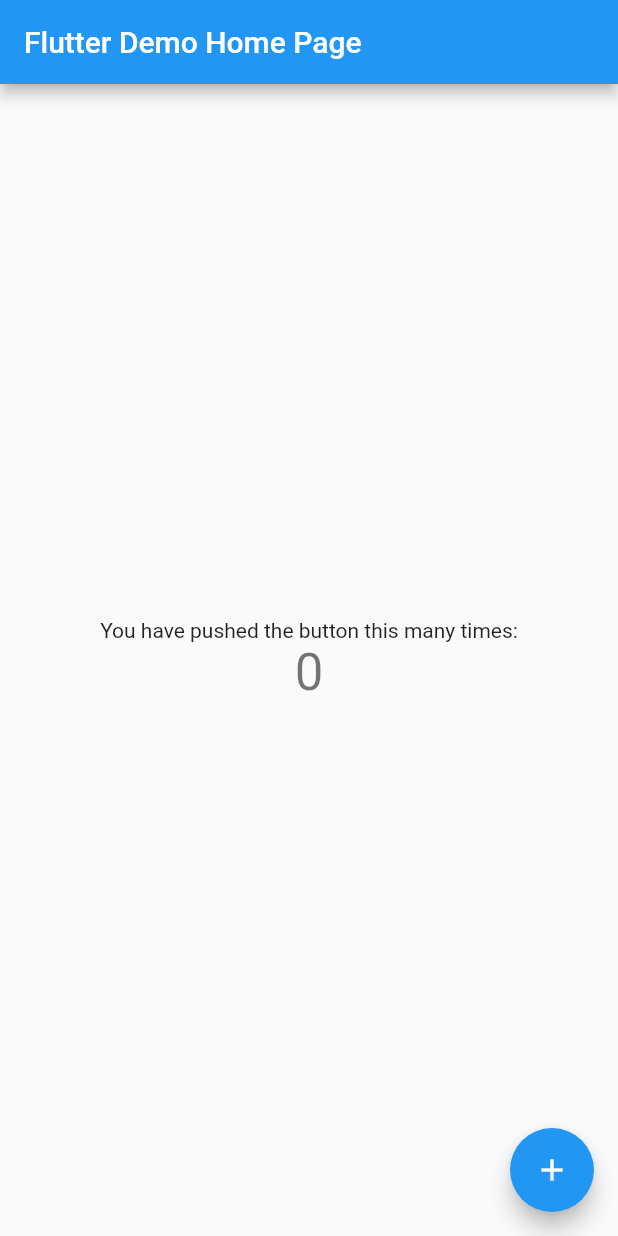
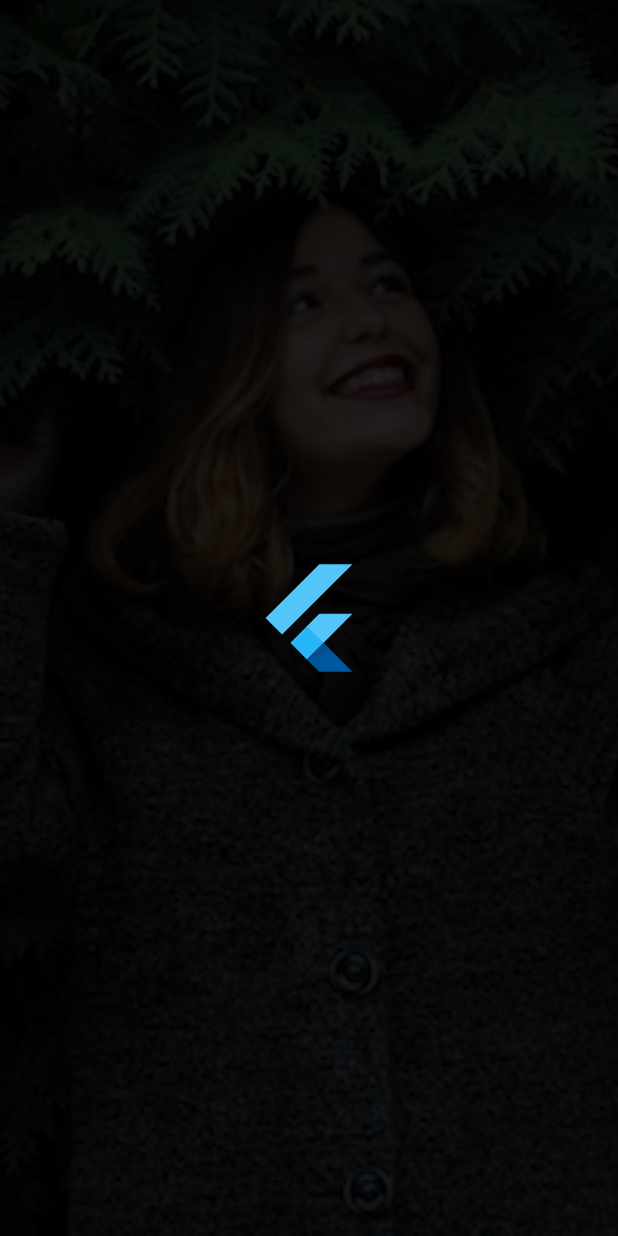
Before and after one commit to manishmeshram51/loginpage, a Flutter app: the screen it shows after launch, on a phone screen of 412 x 824 dp. Run offline on Flutter 3.47's test engine with Material 2 defaults, Android fonts, the phone set to English and light mode, and no system bars.

Commit message:
added image

```diff
--- a/lib/main.dart
+++ b/lib/main.dart
@@ -5,113 +5,40 @@ void main() {
 }
 
 class MyApp extends StatelessWidget {
-  // This widget is the root of your application.
   @override
   Widget build(BuildContext context) {
     return MaterialApp(
-      title: 'Flutter Demo',
-      theme: ThemeData(
-        // This is the theme of your application.
-        //
-        // Try running your application with "flutter run". You'll see the
-        // application has a blue toolbar. Then, without quitting the app, try
-        // changing the primarySwatch below to Colors.green and then invoke
-        // "hot reload" (press "r" in the console where you ran "flutter run",
-        // or simply save your changes to "hot reload" in a Flutter IDE).
-        // Notice that the counter didn't reset back to zero; the application
-        // is not restarted.
-        primarySwatch: Colors.blue,
-        // This makes the visual density adapt to the platform that you run
-        // the app on. For desktop platforms, the controls will be smaller and
-        // closer together (more dense) than on mobile platforms.
-        visualDensity: VisualDensity.adaptivePlatformDensity,
-      ),
-      home: MyHomePage(title: 'Flutter Demo Home Page'),
+      title: "Login Page",
+      home: MyHomePage(),
     );
   }
 }
 
 class MyHomePage extends StatefulWidget {
-  MyHomePage({Key key, this.title}) : super(key: key);
-
-  // This widget is the home page of your application. It is stateful, meaning
-  // that it has a State object (defined below) that contains fields that affect
-  // how it looks.
-
-  // This class is the configuration for the state. It holds the values (in this
-  // case the title) provided by the parent (in this case the App widget) and
-  // used by the build method of the State. Fields in a Widget subclass are
-  // always marked "final".
-
-  final String title;
-
   @override
   _MyHomePageState createState() => _MyHomePageState();
 }
 
 class _MyHomePageState extends State<MyHomePage> {
-  int _counter = 0;
-
-  void _incrementCounter() {
-    setState(() {
-      // This call to setState tells the Flutter framework that something has
-      // changed in this State, which causes it to rerun the build method below
-      // so that the display can reflect the updated values. If we changed
-      // _counter without calling setState(), then the build method would not be
-      // called again, and so nothing would appear to happen.
-      _counter++;
-    });
-  }
-
   @override
   Widget build(BuildContext context) {
-    // This method is rerun every time setState is called, for instance as done
-    // by the _incrementCounter method above.
-    //
-    // The Flutter framework has been optimized to make rerunning build methods
-    // fast, so that you can just rebuild anything that needs updating rather
-    // than having to individually change instances of widgets.
     return Scaffold(
-      appBar: AppBar(
-        // Here we take the value from the MyHomePage object that was created by
-        // the App.build method, and use it to set our appbar title.
-        title: Text(widget.title),
+      backgroundColor: Colors.green,
+      body: new Stack(
+        fit: StackFit.expand,
+        children: <Widget>[
+          new Image(
+            image: new AssetImage("assets/girl.jpeg"),
+            colorBlendMode: BlendMode.darken,
+            fit: BoxFit.cover,
+            color: Colors.black87,
+          ),
+          new Column(
+            mainAxisAlignment: MainAxisAlignment.center,
+            children: <Widget>[new FlutterLogo(size: 80.0)],
+          )
+        ],
       ),
-      body: Center(
-        // Center is a layout widget. It takes a single child and positions it
-        // in the middle of the parent.
-        child: Column(
-          // Column is also a layout widget. It takes a list of children and
-          // arranges them vertically. By default, it sizes itself to fit its
-          // children horizontally, and tries to be as tall as its parent.
-          //
-          // Invoke "debug painting" (press "p" in the console, choose the
-          // "Toggle Debug Paint" action from the Flutter Inspector in Android
-          // Studio, or the "Toggle Debug Paint" command in Visual Studio Code)
-          // to see the wireframe for each widget.
-          //
-          // Column has various properties to control how it sizes itself and
-          // how it positions its children. Here we use mainAxisAlignment to
-          // center the children vertically; the main axis here is the vertical
-          // axis because Columns are vertical (the cross axis would be
-          // horizontal).
-          mainAxisAlignment: MainAxisAlignment.center,
-          children: <Widget>[
-            Text(
-              'You have pushed the button this many times:',
-            ),
-            Text(
-              '$_counter',
-              style: Theme.of(context).textTheme.headline4,
-            ),
-          ],
-        ),
-      ),
-      floatingActionButton: FloatingActionButton(
-        onPressed: _incrementCounter,
-        tooltip: 'Increment',
-        child: Icon(Icons.add),
-      ), // This trailing comma makes auto-formatting nicer for build methods.
     );
   }
 }
--- a/pubspec.yaml
+++ b/pubspec.yaml
@@ -45,8 +45,8 @@ flutter:
   uses-material-design: true
 
   # To add assets to your application, add an assets section, like this:
-  # assets:
-  #   - images/a_dot_burr.jpeg
+  assets:
+    - assets/girl.jpeg
   #   - images/a_dot_ham.jpeg
 
   # An image asset can refer to one or more resolution-specific "variants", see
```
Also changed, not shown: assets/girl.jpeg (added).
